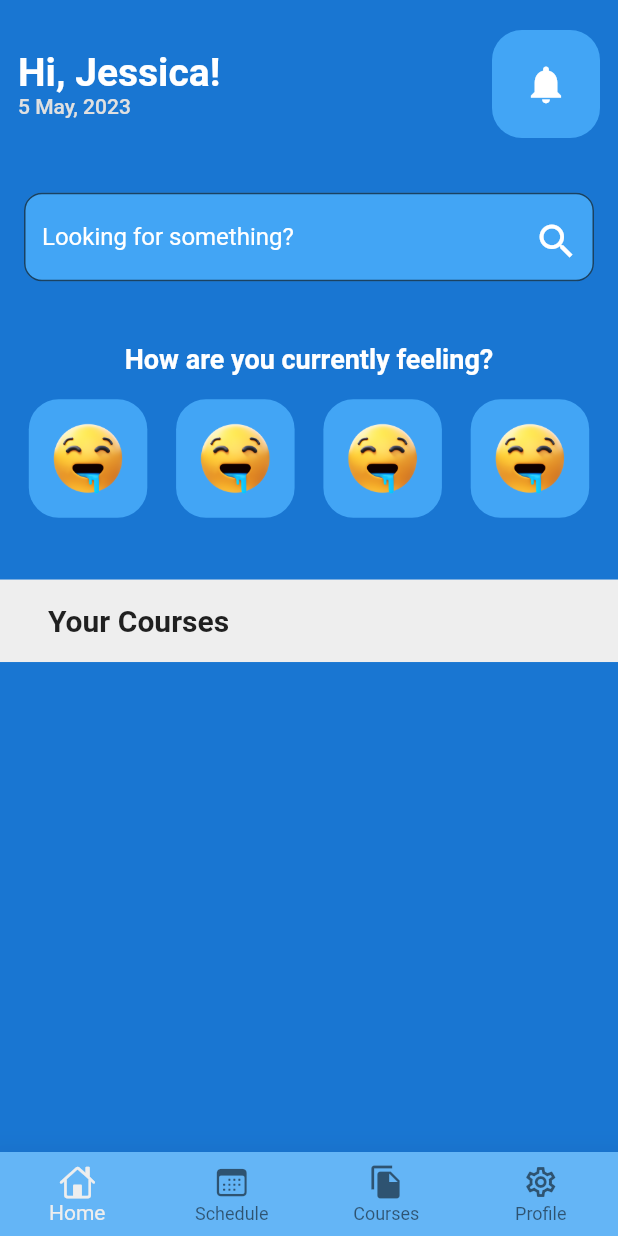
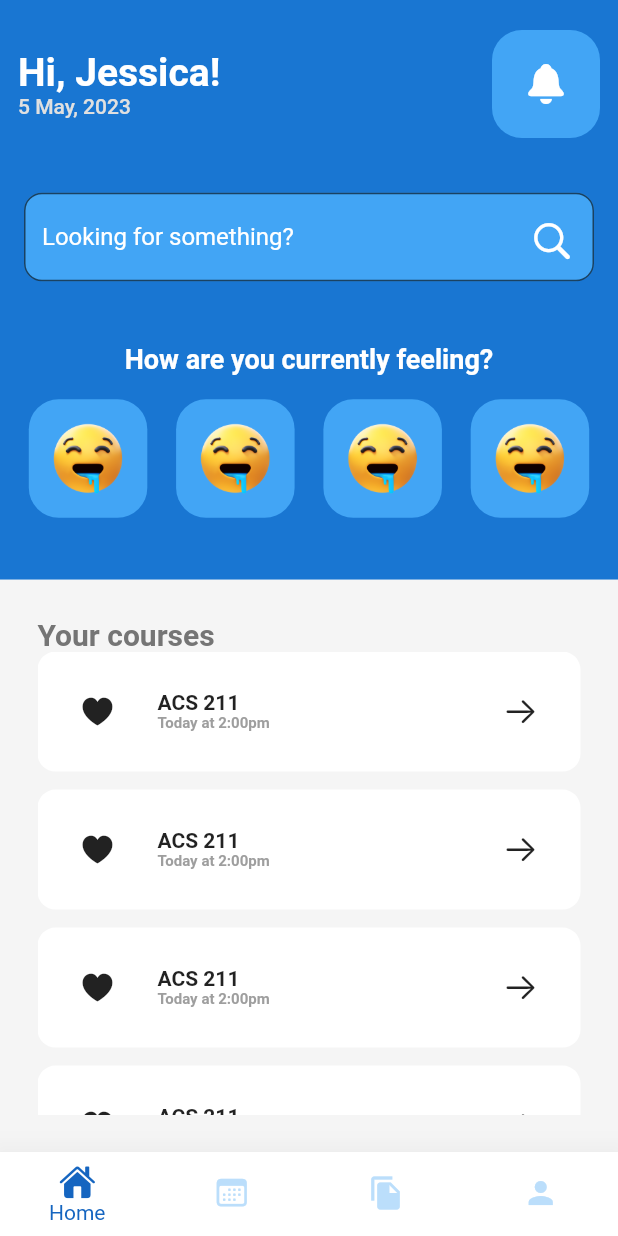
Before and after one commit to IamMuuo/academia, a Flutter app: the screen it shows after launch, after a tap on "Get Started", after a tap on "I want in", on a phone screen of 412 x 824 dp. Run offline on Flutter 3.47's test engine with Material 2 defaults, Android fonts, the phone set to English and light mode, and no system bars; Roboto replaces fonts that are missing (Poppins).

Commit message:
Completed the basic homescreen design

```diff
--- a/lib/pages/calendar_page.dart
+++ b/lib/pages/calendar_page.dart
@@ -1,4 +1,5 @@
 import 'package:flutter/cupertino.dart';
+import 'package:flutter/material.dart';
 
 class CalendarPage extends StatefulWidget {
   const CalendarPage({super.key});
@@ -10,8 +11,8 @@ class CalendarPage extends StatefulWidget {
 class _CalendarPageState extends State<CalendarPage> {
   @override
   Widget build(BuildContext context) {
-    return SafeArea(
-      child: Center(
+    return Scaffold(
+      body: Center(
         child: Text('Calendar Page'),
       ),
     );
--- a/lib/pages/courses_page.dart
+++ b/lib/pages/courses_page.dart
@@ -10,8 +10,8 @@ class CoursesPage extends StatefulWidget {
 class _CoursesPageState extends State<CoursesPage> {
   @override
   Widget build(BuildContext context) {
-    return SafeArea(
-        child: Center(
+    return Scaffold(
+        body: Center(
       child: Text('Courses'),
     ));
   }
--- a/lib/pages/dashboard.dart
+++ b/lib/pages/dashboard.dart
@@ -1,3 +1,5 @@
+import 'package:academia/widgets/course_card.dart';
+import 'package:flutter/cupertino.dart';
 import 'package:flutter/material.dart';
 import 'package:academia/widgets/emojicon.dart';
 
@@ -19,8 +21,8 @@ class _DashBoardState extends State<DashBoard> {
 
   @override
   Widget build(BuildContext context) {
-    return SafeArea(
-      child: Column(
+    return Scaffold(
+      body: Column(
         children: [
           Container(
             padding: const EdgeInsets.symmetric(horizontal: 12),
@@ -61,7 +63,7 @@ class _DashBoardState extends State<DashBoard> {
                     child: IconButton(
                       onPressed: () {},
                       icon: const Icon(
-                        Icons.notifications,
+                        CupertinoIcons.bell_fill,
                         size: 30,
                         color: Colors.white,
                       ),
@@ -92,7 +94,7 @@ class _DashBoardState extends State<DashBoard> {
                   padding: const EdgeInsets.all(16),
                   onPressed: () {},
                   icon: const Icon(
-                    Icons.search,
+                    CupertinoIcons.search,
                     color: Colors.white,
                     size: 30,
                   ),
@@ -143,29 +145,41 @@ class _DashBoardState extends State<DashBoard> {
 
           // Courses you are taking
 
-          Container(
-            padding: const EdgeInsets.symmetric(
-              horizontal: 16,
-            ),
-            color: Colors.grey[200],
-            child: Column(
-              crossAxisAlignment: CrossAxisAlignment.stretch,
-              children:const [
-                // Heading section
-                Padding(
-                  padding: EdgeInsets.symmetric(
-                    vertical: 16,
-                    horizontal: 16,
-                  ),
-                  child: Text(
-                    'Your Courses',
-                    style: TextStyle(
-                      fontSize: 20,
-                      fontWeight: FontWeight.bold,
+          Expanded(
+            child: Container(
+              padding: EdgeInsets.all(25),
+              color: Colors.grey[100],
+              child: Center(
+                child: Column(
+                  mainAxisAlignment: MainAxisAlignment.spaceBetween,
+                  crossAxisAlignment: CrossAxisAlignment.stretch,
+                  children: [
+                    Text(
+                      'Your courses',
+                      textAlign: TextAlign.left,
+                      style: TextStyle(
+                        color: Colors.grey[600],
+                        fontWeight: FontWeight.bold,
+                        fontSize: 20,
+                      ),
                     ),
-                  ),
+
+                    // list view of courses
+                    Expanded(
+                      child: ListView(
+                        children: [
+                          CourseCard(),
+                          CourseCard(),
+                          CourseCard(),
+                          CourseCard(),
+                          CourseCard(),
+                          CourseCard(),
+                        ],
+                      ),
+                    ),
+                  ],
                 ),
-              ],
+              ),
             ),
           ),
         ],
--- a/lib/pages/home_page.dart
+++ b/lib/pages/home_page.dart
@@ -23,15 +23,15 @@ class _HomePageState extends State<HomePage> {
   @override
   Widget build(BuildContext context) {
     return Scaffold(
-      backgroundColor: Colors.blue[700],
       body: IndexedStack(children: pages, index: currentIndex),
       bottomNavigationBar: BottomNavigationBar(
         type: BottomNavigationBarType.fixed,
-        backgroundColor: Colors.blue[300],
+        backgroundColor: Colors.white,
         currentIndex: currentIndex,
         onTap: (index) => setState(() => currentIndex = index),
         items: const [
           BottomNavigationBarItem(
+            activeIcon: Icon(CupertinoIcons.house_fill),
             icon: Icon(CupertinoIcons.home),
             label: 'Home',
           ),
@@ -44,7 +44,7 @@ class _HomePageState extends State<HomePage> {
             label: 'Courses',
           ),
           BottomNavigationBarItem(
-            icon: Icon(Icons.settings_outlined),
+            icon: Icon(Icons.person),
             label: 'Profile',
           ),
         ],
--- a/lib/pages/profile_page.dart
+++ b/lib/pages/profile_page.dart
@@ -1,3 +1,4 @@
+import 'package:flutter/cupertino.dart';
 import 'package:flutter/material.dart';
 
 class ProfilePage extends StatefulWidget {
@@ -10,9 +11,103 @@ class ProfilePage extends StatefulWidget {
 class _ProfilePageState extends State<ProfilePage> {
   @override
   Widget build(BuildContext context) {
-    return SafeArea(
-        child: Center(
-      child: Text('ProfilePage'),
-    ));
+    return Scaffold(
+      body: Padding(
+        padding: const EdgeInsets.symmetric(vertical: 20, horizontal: 16),
+        child: Column(
+          mainAxisAlignment: MainAxisAlignment.start,
+          crossAxisAlignment: CrossAxisAlignment.stretch,
+          children: [
+            Padding(
+              padding: const EdgeInsets.symmetric(vertical: 16),
+              child: CircleAvatar(
+                radius: 70,
+                backgroundColor: Colors.blue[300],
+                child: Image.asset(
+                  "assets/images/holding_back.png",
+                ),
+              ),
+            ),
+            const Padding(
+              padding: EdgeInsets.symmetric(vertical: 12),
+              child: Text(
+                'Jessica Jane',
+                textAlign: TextAlign.center,
+                style: TextStyle(
+                  color: Colors.white,
+                  fontSize: 30,
+                  fontWeight: FontWeight.bold,
+                ),
+              ),
+            ),
+            Row(
+              mainAxisAlignment: MainAxisAlignment.center,
+              children: [
+                Text(
+                  'Major:',
+                  style: TextStyle(
+                    color: Colors.grey[300],
+                    fontWeight: FontWeight.bold,
+                    fontSize: 16,
+                  ),
+                ),
+                const SizedBox(width: 12),
+                Text(
+                  'Bsc Medicine',
+                  style: TextStyle(
+                    color: Colors.grey[300],
+                    fontWeight: FontWeight.bold,
+                    fontSize: 16,
+                  ),
+                ),
+              ],
+            ),
+
+            // List items
+            /*ListTile(
+              title: Text(
+                '00-0000',
+                style: TextStyle(
+                  fontWeight: FontWeight.bold,
+                  color: Colors.grey[600],
+                ),
+              ),
+              leading: const Text(
+                'Adm No',
+                style: TextStyle(
+                  fontWeight: FontWeight.bold,
+                  color: Colors.black,
+                ),
+              ),
+              style: ListTileStyle.drawer,
+              tileColor: Colors.white,
+              contentPadding: EdgeInsets.symmetric(horizontal: 18),
+              trailing: Icon(CupertinoIcons.mail_solid),
+            ),
+
+            ListTile(
+              title: Text(
+                'Jessica@example.com',
+                style: TextStyle(
+                  fontWeight: FontWeight.bold,
+                  color: Colors.grey[600],
+                ),
+              ),
+              leading: const Text(
+                'Email',
+                style: TextStyle(
+                  fontWeight: FontWeight.bold,
+                  color: Colors.black,
+                ),
+              ),
+              style: ListTileStyle.drawer,
+              tileColor: Colors.white,
+              contentPadding: EdgeInsets.symmetric(horizontal: 18),
+              trailing: Icon(CupertinoIcons.mail_solid),
+            )*/
+          ],
+        ),
+      ),
+    );
   }
 }
--- a/lib/themes/theme.dart
+++ b/lib/themes/theme.dart
@@ -3,9 +3,12 @@ import 'package:flutter/material.dart';
 ThemeData lightModeTheme = ThemeData(
   fontFamily: 'Poppins',
   primarySwatch: Colors.blue,
-  scaffoldBackgroundColor: Colors.grey[300],
+  scaffoldBackgroundColor: Colors.blue[700],
   bottomNavigationBarTheme: BottomNavigationBarThemeData(
+    showSelectedLabels: true,
+    showUnselectedLabels: false,
     elevation: 20,
-    selectedItemColor: Colors.grey[200],
+    selectedItemColor: Colors.blue[800],
+    unselectedItemColor: Colors.blue[100],
   ),
 );
--- a/lib/widgets/course_card.dart
+++ b/lib/widgets/course_card.dart
@@ -1,8 +1,19 @@
 import 'package:flutter/material.dart';
+import 'package:flutter/cupertino.dart';
 
 class CourseCard extends StatefulWidget {
-  const CourseCard({super.key});
-
+  const CourseCard({
+    super.key,
+    /*
+    required this.courseName,
+    this.icon,
+    this.courseTime,
+    */
+  });
+  // final icon;
+  // final String? courseName;
+  // final String? courseTime;
+  //
   @override
   State<CourseCard> createState() => _CourseCardState();
 }
@@ -10,48 +21,60 @@ class CourseCard extends StatefulWidget {
 class _CourseCardState extends State<CourseCard> {
   @override
   Widget build(BuildContext context) {
-    return Container(
-      padding: const EdgeInsets.all(18),
-      decoration: const BoxDecoration(
+    return Padding(
+      padding: EdgeInsets.only(bottom: 12),
+      child: Container(
+        padding: EdgeInsets.all(16),
+        decoration: BoxDecoration(
           color: Colors.white,
-        borderRadius: BorderRadius.all(
-          Radius.circular(16),
+          borderRadius: BorderRadius.circular(12),
+        ),
+        child: Row(
+          mainAxisAlignment: MainAxisAlignment.spaceBetween,
+          children: [
+            Row(
+              children: [
+                IconButton(
+                  padding: EdgeInsets.all(12),
+                  enableFeedback: true,
+                  onPressed: () {},
+                  icon: Icon(
+                    CupertinoIcons.heart_fill,
                   ),
                 ),
-      child: Row(
-        children: [
-          const Icon(
-            Icons.favorite,
-            color: Colors.grey,
-            size: 30,
-          ),
-          const SizedBox(
-            width: 12,
-          ),
+                SizedBox(width: 16),
                 Column(
                   crossAxisAlignment: CrossAxisAlignment.start,
                   children: [
-              // Icon
-              // Course name
+                    // Title
                     Text(
-                'ENG 098',
+                      'ACS 211',
                       style: TextStyle(
-                  fontWeight: FontWeight.w800,
-                  fontSize: 16,
-                  color: Colors.grey[700],
+                        fontSize: 14,
+                        fontWeight: FontWeight.bold,
                       ),
                     ),
+
+                    // subtitle
                     Text(
-                'Next class @ 10am BCC 3',
+                      'Today at 2:00pm',
                       style: TextStyle(
-                  fontWeight: FontWeight.w500,
-                  color: Colors.grey[600],
+                        color: Colors.grey,
+                        fontSize: 10,
+                        fontWeight: FontWeight.bold,
                       ),
-              )
+                    ),
                   ],
                 ),
               ],
             ),
+            IconButton(
+              onPressed: () {},
+              icon: Icon(CupertinoIcons.arrow_right),
+            ),
+          ],
+        ),
+      ),
     );
   }
 }
```
Also changed, not shown: 1 other file. Lines whose indentation alone changed are shown as unchanged.
